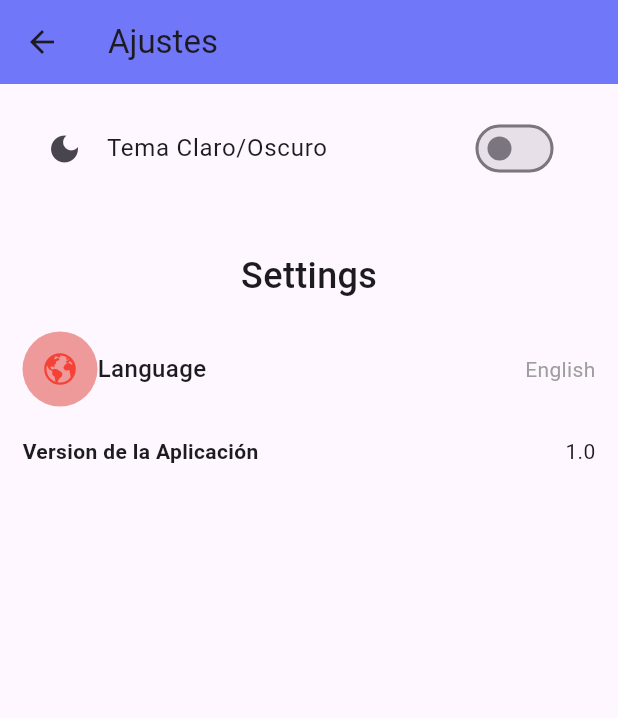
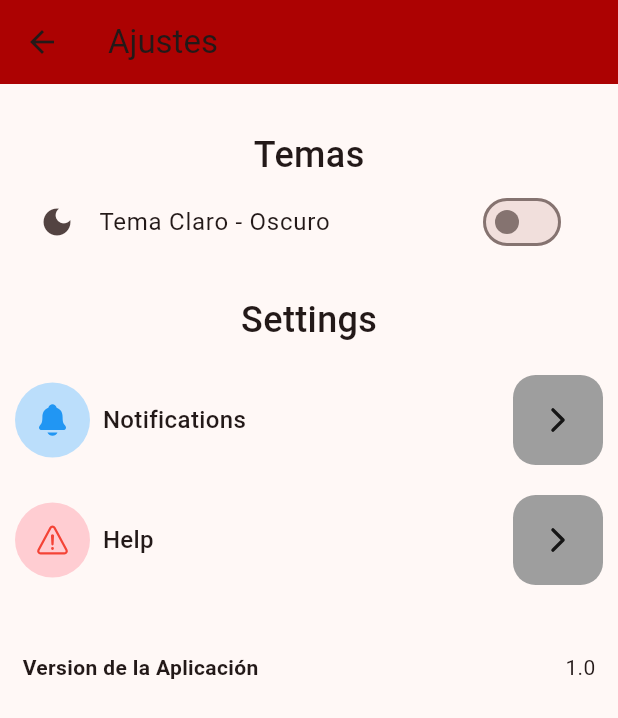
Before and after one commit to Gerrard12/one_futbol, a Flutter app: the SettingView screen opened directly, on a phone screen of 412 x 824 dp. Shown: the top 718 px of the screen. Run offline on Flutter 3.47's test engine with Material 3 defaults, Android fonts, the light colour scheme and no system bars; our stand-ins replace auto_size_text, bloc, equatable, flutter_bloc, google_fonts, iconly and 4 more; accounts and stored records are empty.

Commit message:
pantalla nueva

```diff
--- a/lib/Views/Equipos/match_details.dart
+++ b/lib/Views/Equipos/match_details.dart
@@ -230,8 +230,6 @@ class _MatchDetailsState extends State<MatchDetails> {
                   } else {
                     team1.points += 3;
                   }
-                  dao.updateTeam(team2);
-                  dao.updateTeam(team1);
                 },
                 label: Text('Finalizar'),
               )
--- a/lib/Views/Player/player_screen.dart
+++ b/lib/Views/Player/player_screen.dart
@@ -1,4 +1,5 @@
 import 'dart:collection';
+
 import 'package:flutter/material.dart';
 import 'package:google_fonts/google_fonts.dart';
 import 'package:one_futbol/database/player_dao.dart';
--- a/lib/main.dart
+++ b/lib/main.dart
@@ -23,7 +23,7 @@ class MyApp extends StatelessWidget {
                 themeMode: notifier.isDark? ThemeMode.dark : ThemeMode.light,
                 darkTheme: notifier.isDark? notifier.darkTheme : notifier.lightTheme,
                 theme: ThemeData(
-                  colorScheme: ColorScheme.fromSeed(seedColor: Colors.deepPurple),
+                  colorScheme: ColorScheme.fromSeed(seedColor: const Color(0xFFAC0202)),
                   useMaterial3: true,
                 ),
                 title: 'Una Pichanga Demo',
--- a/lib/mianwrapper.dart
+++ b/lib/mianwrapper.dart
@@ -67,7 +67,7 @@ class MainWrapperState extends State<MainWrapper> {
       ),
 
       centerTitle: false,
-      backgroundColor: const Color(0xFF7077F9),
+      backgroundColor: const Color(0xFFAC0202),
     );
   }
 
--- a/lib/view/ajustes_view.dart
+++ b/lib/view/ajustes_view.dart
@@ -2,10 +2,19 @@ import 'package:flutter/material.dart';
 import 'package:flutter/services.dart';
 import 'package:ionicons/ionicons.dart';
 import 'package:one_futbol/componentes/provider.dart';
+import 'package:one_futbol/widget/Servicio_widget.dart';
+import 'package:one_futbol/widget/setting_item.dart';
 import 'package:provider/provider.dart';
 
-class SettingView extends StatelessWidget {
+class SettingView extends StatefulWidget {
   const SettingView({super.key});
+
+  @override
+  State<SettingView> createState() => _SettingViewState();
+}
+
+class _SettingViewState extends State<SettingView> {
+  bool isDarkMode = false;
 
   @override
   Widget build(BuildContext context) {
@@ -15,25 +24,31 @@ class SettingView extends StatelessWidget {
           'Ajustes',
         ),
         centerTitle: false,
-        backgroundColor: const Color.fromARGB(255, 112, 119, 249),
+        backgroundColor: const Color(0xFFAC0202),
         systemOverlayStyle: SystemUiOverlayStyle.dark,
       ),
       body:
           Consumer<UiProvider>(builder: (context, UiProvider notifier, child) {
         return SafeArea(
-          left: true,
-          right: true,
-          minimum: EdgeInsets.all(15.0),
+          minimum: EdgeInsets.all(10.0),
           child: Column(
             children: [
+              const SizedBox(height: 20),
+              Text(
+                'Temas',
+                style: TextStyle(
+                  fontSize: 24,
+                  fontWeight: FontWeight.w500,
+                ),
+              ),
               ListTile(
                   leading: const Icon(Icons.dark_mode),
-                title: const Text('Tema Claro/Oscuro'),
+                  title: const Text('Tema Claro - Oscuro'),
                   trailing: Switch(
                       value: notifier.isDark,
                       onChanged: (value) => notifier.changeTheme()),
                 ),
-              SizedBox(height: 40),
+              const SizedBox(height: 20),
               Text(
                 'Settings',
                 style: TextStyle(
@@ -41,43 +56,41 @@ class SettingView extends StatelessWidget {
                   fontWeight: FontWeight.w500,
                 ),
               ),
+              // const SizedBox(height: 20),
+              // SettingItem(
+              //   title: '  Language',
+              //   icon: Ionicons.earth,
+              //   bgColor: Colors.red.shade100,
+              //   iconColor: Colors.red,
+              //   value: 'English',
+              //   onTap: () {},
+              // ),
               const SizedBox(height: 20),
-              Container(
-                width: double.infinity,
-                child: Row(
-                  children: [
-                    Container(
-                      height: 50,
-                      width: 50,
-                      decoration: BoxDecoration(
-                        shape: BoxShape.circle, color: Colors.red.shade200
-                      ),
-                      child: Icon(
-                        Ionicons.earth,
-                        color: Colors.red,
-                      ),
+              SettingItem(
+                title: '  Notifications',
+                icon: Ionicons.notifications,
+                bgColor: Colors.blue.shade100,
+                iconColor: Colors.blue,
+                onTap: () {
+                  Navigator.push(context, MaterialPageRoute(builder: (context)=> const ServicioWidget()));
+                },
               ),
               const SizedBox(height: 20),
-                    Text(
-                      'Language',
-                      style: TextStyle(
-                        fontSize: 16,
-                        fontWeight: FontWeight.w500,
+              SettingItem(
+                title: '  Help',
+                icon: Ionicons.warning_outline,
+                bgColor: Colors.red.shade100,
+                iconColor: Colors.red,
+                onTap: () {
+                  Navigator.push(context, MaterialPageRoute(builder: (context)=> const ServicioWidget()));
+                },
               ),
-                      ),
-                      const Spacer(),
-                      Text(
-                        'English',
-                        style: TextStyle(
-                          fontSize: 14,
-                          color: Colors.grey,
-                        ),
-                        ),
-                  ],
-                ),
-              ),
-              const SizedBox(height: 20),
-              Row(
+              const SizedBox(height: 40),
+              SafeArea(
+                left: true,
+                right: true,
+                minimum: EdgeInsets.all(5.0),
+                child: Row(
                   mainAxisAlignment: MainAxisAlignment.spaceBetween,
                   children: [
                     Text(
@@ -87,6 +100,7 @@ class SettingView extends StatelessWidget {
                     Text('1.0')
                   ],
                 ),
+              ),
             ],
           ),
         );
--- a/lib/view/home_view.dart
+++ b/lib/view/home_view.dart
@@ -17,7 +17,7 @@ class HomeView extends StatelessWidget {
               },
               child: const Icon(IconlyBold.setting),
             ),
-      body:SafeArea(
+      body: SafeArea(
         child: SingleChildScrollView(
           child: Column(
               children: [
@@ -26,6 +26,9 @@ class HomeView extends StatelessWidget {
                 SizedBox(height: 40),
                 Textotabla(),
                 Marcador(),
+                TextoLista(),
+                TablaGlobal(),
+                SizedBox(height: 60),
                 // DatosCarta(),
               ])),
       )
--- a/lib/view/jugador_view.dart
+++ b/lib/view/jugador_view.dart
@@ -40,7 +40,7 @@ class JugadorView extends StatelessWidget {
               height: 20,
             ),
             CupertinoButton(
-                color: const Color.fromARGB(255, 112, 119, 249),
+                color: const Color(0xFFAC0202),
                 child: const Text("View All Orders"),
                 onPressed: () {
                   BlocProvider.of<NavDrawerBloc>(context)
--- a/lib/widget/drawer_widget.dart
+++ b/lib/widget/drawer_widget.dart
@@ -105,14 +105,14 @@ class NavDrawerWidget extends StatelessWidget {
                     ? FontWeight.bold
                     : FontWeight.w300,
                 color: data.item == state.selectedItem
-                    ? const Color(0xFF7077F9)
+                    ? const Color(0xFF1F2B72)
                     : Colors.black,
               ),
             ),
             leading: Icon(
               data.icon,
               color: data.item == state.selectedItem
-                  ? const Color(0xFF7077F9)
+                  ? const Color(0xFFAC0202)
                   : Colors.black,
             ),
             onTap: () => _handleItemClick(context, data.item),
--- /dev/null
+++ b/lib/widget/forward_button.dart
@@ -0,0 +1,26 @@
+import 'package:flutter/material.dart';
+import 'package:ionicons/ionicons.dart';
+
+class ForwardButton extends StatelessWidget {
+  final Function() onTap;
+  const ForwardButton({
+    super.key,
+    required this.onTap,
+  });
+
+  @override
+  Widget build(BuildContext context) {
+    return GestureDetector(
+      onTap: onTap,
+      child: Container(
+        width: 60,
+        height: 60,
+        decoration: BoxDecoration(
+          color: Colors.grey,
+          borderRadius: BorderRadius.circular(15),
+        ),
+        child: const Icon(Ionicons.chevron_forward_outline),
+      ),
+    );
+  }
+}
--- /dev/null
+++ b/lib/widget/setting_item.dart
@@ -0,0 +1,62 @@
+import 'package:flutter/material.dart';
+import 'package:one_futbol/widget/forward_button.dart';
+
+class SettingItem extends StatelessWidget {
+  final String title;
+  final Color bgColor;
+  final Color iconColor;
+  final IconData icon;
+  final Function() onTap;
+  final String? value;
+  const SettingItem({
+    super.key,
+    required this.title,
+    required this.bgColor,
+    required this.iconColor,
+    required this.icon,
+    required this.onTap,
+    this.value,
+  });
+
+  @override
+  Widget build(BuildContext context) {
+    return SizedBox(
+      width: double.infinity,
+      child: Row(
+        children: [
+          Container(
+            height: 50,
+            width: 50,
+            decoration: BoxDecoration(shape: BoxShape.circle, color: bgColor),
+            child: Icon(
+              icon,
+              color: iconColor,
+            ),
+          ),
+          const SizedBox(height: 20),
+          Text(
+            title,
+            style: TextStyle(
+              fontSize: 16,
+              fontWeight: FontWeight.w500,
+            ),
+          ),
+          const Spacer(),
+          value!=null
+              ? Text(
+                  value!,
+                  style: const TextStyle(
+                    fontSize: 16,
+                    color: Colors.grey,
+                  ),
+                )
+              : const SizedBox(),
+          const SizedBox(width: 20),
+          ForwardButton(
+            onTap: onTap,
+          ),
+        ],
+      ),
+    );
+  }
+}
```
Also changed, not shown: lib/widget/Score_board_widget.dart (+115 -47 lines), lib/widget/Servicio_widget.dart (added, +25 -0 lines), lib/widget/live_match_box.dart (added, +145 -0 lines), lib/widget/setting_switch.dart (added, +59 -0 lines), lib/widget/upcoming_widget.dart (added, +107 -0 lines), assets/image/pl.png (added). Lines whose indentation alone changed are shown as unchanged.
